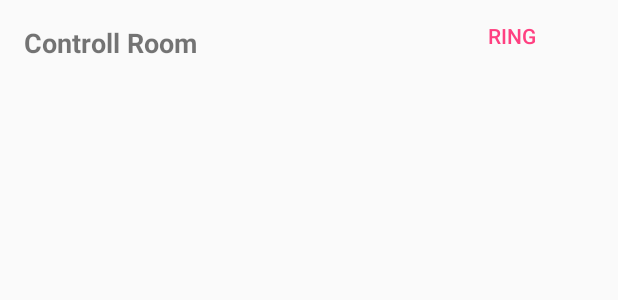
After one commit to projectatcm/changer, an Android app: the layout list_profiles.xml on its own in the app's theme, with its tools: preview values and no code run, on a phone screen of 412 x 824 dp. The commit adds this screen. Shown: the top 300 px of the screen. Run offline under Robolectric (Android 15) with nearby library versions, the phone set to English and light mode, and no system bars.

```diff
--- a/app/src/main/java/com/codemagos/profilechanger/DbConnection/DbHelper.java
+++ b/app/src/main/java/com/codemagos/profilechanger/DbConnection/DbHelper.java
@@ -105,6 +105,12 @@ public class DbHelper extends SQLiteOpenHelper {
         Cursor rs = db.rawQuery(query,params);
         return rs;
     }
+    public Cursor searchInContact(SQLiteDatabase db,String number){
+        String query = "Select * from contacts where number = '"+number+"'";
+        String[] params = null;
+        Cursor rs = db.rawQuery(query,params);
+        return rs;
+    }
     public Cursor getContact(SQLiteDatabase db,String contactID){
         String query = "Select * from contacts where id = '"+contactID+"'";
         String[] params = null;
--- a/app/src/main/java/com/codemagos/profilechanger/Spstore/SharedPreferenceStore.java
+++ b/app/src/main/java/com/codemagos/profilechanger/Spstore/SharedPreferenceStore.java
@@ -14,14 +14,14 @@ public class SharedPreferenceStore {
 	public SharedPreferenceStore(Context context){
 		settings = context.getSharedPreferences(SHARED_PREFS, Context.MODE_PRIVATE);
 	}
-	public void setMode(int mode){
+	public void setPrevRingMode(int mode){
 		edit = settings.edit();
 		edit.putInt("MODE", mode);
 		edit.commit();
 	}
 
-	public int getMode(){
-		return settings.getInt("MODE", Modes.OFF);
+	public int getPrevRingMode(){
+		return settings.getInt("MODE", 0);
 	}
 
 
--- a/app/src/main/res/layout/activity_home.xml
+++ b/app/src/main/res/layout/activity_home.xml
@@ -150,7 +150,6 @@
     </RelativeLayout>
 
     <LinearLayout
-        android:id="@+id/btn_profiles"
         android:layout_width="match_parent"
         android:layout_height="wrap_content"
         android:layout_weight="3"
@@ -159,12 +158,13 @@
         android:weightSum="2">
 
         <LinearLayout
+            android:id="@+id/btn_profiles"
             android:layout_width="0dp"
             android:layout_height="match_parent"
             android:layout_weight="1"
             android:background="@color/colorLightWhite"
             android:gravity="center_horizontal|center_vertical"
-            android:onClick="profiles"
+            android:onClick="navigation"
             android:orientation="vertical">
 
             <ImageView
--- /dev/null
+++ b/app/src/main/res/layout/list_profiles.xml
@@ -0,0 +1,36 @@
+<?xml version="1.0" encoding="utf-8"?>
+<LinearLayout xmlns:android="http://schemas.android.com/apk/res/android"
+    android:orientation="horizontal" android:layout_width="match_parent"
+    android:layout_height="match_parent"
+    android:weightSum="5"
+    >
+    <LinearLayout
+        android:layout_width="0dp"
+        android:orientation="vertical"
+        android:padding="16dp"
+        android:layout_weight="3.3"
+        android:layout_height="wrap_content">
+        <TextView
+            android:layout_width="wrap_content"
+            android:id="@+id/txt_name"
+            android:textStyle="bold"
+            android:text="Controll Room"
+            android:textSize="18sp"
+            android:layout_height="wrap_content" />
+
+    </LinearLayout>
+    <LinearLayout
+        android:layout_width="0dp"
+        android:layout_weight="1.7"
+        android:orientation="vertical"
+        android:layout_height="wrap_content">
+        <Button
+            android:id="@+id/btn_delete"
+            android:layout_width="match_parent"
+            android:layout_height="match_parent"
+            android:text="RING"
+            android:textColor="@color/colorAccent"
+            android:background="@android:color/transparent"
+            />
+    </LinearLayout>
+</LinearLayout>
```
Also changed, not shown: app/src/main/AndroidManifest.xml (+14 -2 lines), app/src/main/java/com/codemagos/profilechanger/Adapters/ProfilesListAdapter.java (added, +47 -0 lines), app/src/main/java/com/codemagos/profilechanger/HomeActivity.java (+7 -1 lines), app/src/main/java/com/codemagos/profilechanger/ProfileChanger.java (+111 -5 lines), app/src/main/java/com/codemagos/profilechanger/ProfilesActivity.java (added, +56 -0 lines), app/src/main/java/com/codemagos/profilechanger/Receivers/CallReceiver.java (+33 -3 lines), app/src/main/java/com/codemagos/profilechanger/Receivers/SmsReceiver.java (added, +69 -0 lines), app/src/main/res/layout/activity_profiles.xml (added, +18 -0 lines), 1 other file.
